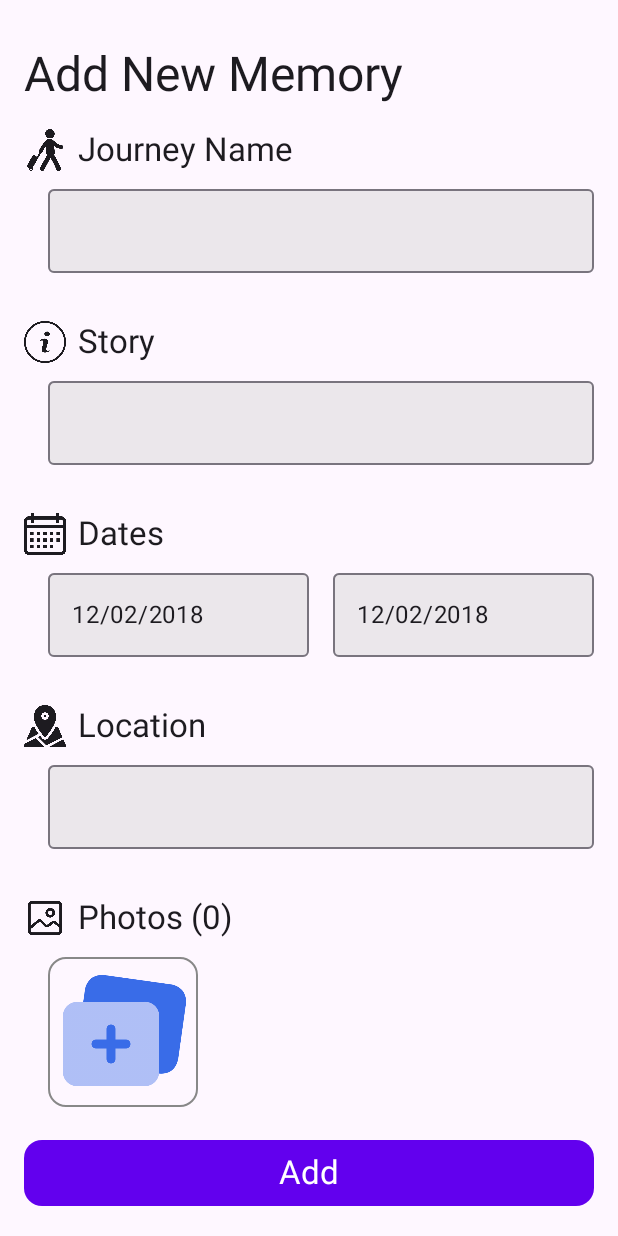
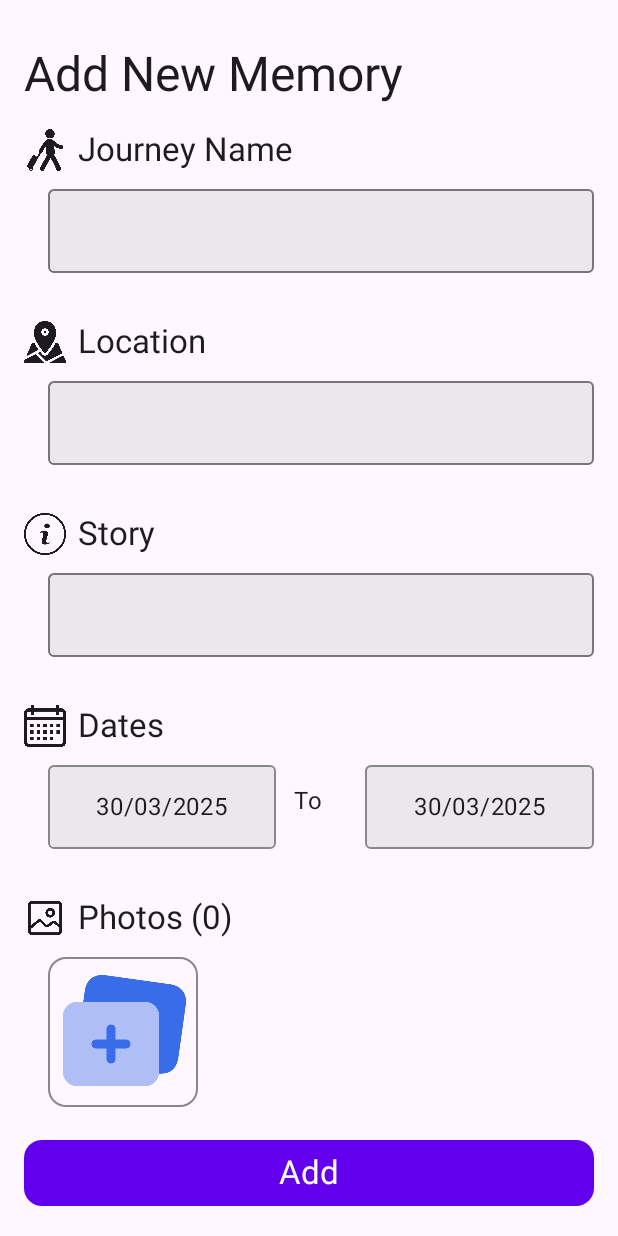
Before and after one commit to nandini224/s3463726, an Android app built with Jetpack Compose: the JournalScreen screen opened through its navigation route, on a phone screen of 412 x 824 dp. Run offline under Robolectric (Android 15) with nearby library versions, the phone set to English and light mode, and no system bars; our stand-ins replace Dagger/Hilt's generated code, Firebase (no records; nobody signed in at launch, a user with empty details on screens opened directly).

Commit message:
Data Picker

```diff
--- a/app/src/main/java/uk/ac/tees/mad/journeysnap/ui/screen/journal/JournalScreen.kt
+++ b/app/src/main/java/uk/ac/tees/mad/journeysnap/ui/screen/journal/JournalScreen.kt
@@ -1,5 +1,7 @@
 package uk.ac.tees.mad.journeysnap.ui.screen.journal
 
+import androidx.compose.foundation.background
+import androidx.compose.foundation.border
 import androidx.compose.foundation.clickable
 import androidx.compose.foundation.layout.Box
 import androidx.compose.foundation.layout.Column
@@ -10,29 +12,48 @@ import androidx.compose.foundation.layout.padding
 import androidx.compose.foundation.lazy.LazyRow
 import androidx.compose.foundation.shape.RoundedCornerShape
 import androidx.compose.material3.ButtonDefaults
+import androidx.compose.material3.DatePicker
+import androidx.compose.material3.DatePickerDialog
+import androidx.compose.material3.ExperimentalMaterial3Api
 import androidx.compose.material3.MaterialTheme
 import androidx.compose.material3.OutlinedTextField
 import androidx.compose.material3.OutlinedTextFieldDefaults
 import androidx.compose.material3.Scaffold
 import androidx.compose.material3.Text
 import androidx.compose.material3.TextButton
+import androidx.compose.material3.rememberDatePickerState
 import androidx.compose.runtime.Composable
+import androidx.compose.runtime.LaunchedEffect
 import androidx.compose.runtime.getValue
 import androidx.compose.runtime.mutableIntStateOf
 import androidx.compose.runtime.mutableStateOf
 import androidx.compose.runtime.remember
 import androidx.compose.runtime.setValue
+import androidx.compose.ui.Alignment
 import androidx.compose.ui.Modifier
 import androidx.compose.ui.graphics.Color
+import androidx.compose.ui.platform.LocalContext
 import androidx.compose.ui.unit.dp
 import uk.ac.tees.mad.journeysnap.R
 import uk.ac.tees.mad.journeysnap.ui.components.HeadingContainer
 import uk.ac.tees.mad.journeysnap.ui.components.ImageContainer
+import java.text.SimpleDateFormat
+import java.util.Date
+import java.util.Locale
 
+@OptIn(ExperimentalMaterial3Api::class)
 @Composable
 fun JournalScreen() {
     var name by remember { mutableStateOf("") }
+    var story by remember { mutableStateOf("") }
+    val currentDate = SimpleDateFormat("dd/MM/yyyy", Locale.getDefault()).format(Date(System.currentTimeMillis()))
+    var startDate by remember { mutableStateOf(currentDate) }
+    var endDate by remember { mutableStateOf(currentDate) }
+    var location by remember { mutableStateOf("") }
     var imageCount by remember { mutableIntStateOf(0) }
+    var showDatePicker by remember { mutableStateOf(false) }
+    var dateState by remember { mutableIntStateOf(0) }
+    val context = LocalContext.current
     Scaffold(
         topBar = {
             Text(
@@ -71,13 +92,30 @@ fun JournalScreen() {
                     )
                 }
                 HeadingContainer(
+                    title = "Location",
+                    icon = R.drawable.map,
+                    modifier = Modifier.padding(top = 32.dp)
+                ) {
+                    OutlinedTextField(
+                        value = location,
+                        onValueChange = { location = it },
+                        colors = OutlinedTextFieldDefaults.colors(
+                            unfocusedContainerColor = Color.LightGray.copy(0.4f)
+                        ),
+                        singleLine = true,
+                        modifier = Modifier
+                            .padding(start = 16.dp)
+                            .fillMaxWidth()
+                    )
+                }
+                HeadingContainer(
                     title = "Story",
                     icon = R.drawable.info_icon,
                     modifier = Modifier.padding(top = 32.dp)
                 ) {
                     OutlinedTextField(
-                        value = name,
-                        onValueChange = { name = it },
+                        value = story,
+                        onValueChange = { story = it },
                         colors = OutlinedTextFieldDefaults.colors(
                             unfocusedContainerColor = Color.LightGray.copy(0.4f)
                         ),
@@ -93,46 +131,36 @@ fun JournalScreen() {
                     modifier = Modifier.padding(top = 32.dp)
                 ) {
                     Row {
-                        OutlinedTextField(
-                            value = "12/02/2018",
-                            onValueChange = { name = it },
-                            colors = OutlinedTextFieldDefaults.colors(
-                                unfocusedContainerColor = Color.LightGray.copy(0.4f)
-                            ),
-                            readOnly = true,
+                        Box(
+                            contentAlignment = Alignment.Center,
                             modifier = Modifier
                                 .padding(start = 16.dp)
+                                .background(shape = RoundedCornerShape(8.dp), color = Color.LightGray.copy(0.4f))
+                                .border(1.dp, Color.Gray, RoundedCornerShape(4.dp))
                                 .weight(1f)
-                        )
-                        OutlinedTextField(
-                            value = "12/02/2018",
-                            onValueChange = { name = it },
-                            colors = OutlinedTextFieldDefaults.colors(
-                                unfocusedContainerColor = Color.LightGray.copy(0.4f)
-                            ),
-                            readOnly = true,
+                                .clickable {
+                                    dateState = 1
+                                    showDatePicker = true
+                                }
+                        ){
+                            Text(startDate,modifier = Modifier.padding(16.dp))
+                        }
+                        Text("To", modifier = Modifier.padding(12.dp))
+                        Box(
+                            contentAlignment = Alignment.Center,
                             modifier = Modifier
                                 .padding(start = 16.dp)
+                                .background(shape = RoundedCornerShape(8.dp), color = Color.LightGray.copy(0.4f))
+                                .border(1.dp, Color.Gray, RoundedCornerShape(4.dp))
                                 .weight(1f)
-                        )
+                                .clickable {
+                                    dateState = 2
+                                    showDatePicker = true
+                                }
+                        ){
+                            Text(endDate, modifier = Modifier.padding(16.dp))
+                        }
                     }
-                }
-                HeadingContainer(
-                    title = "Location",
-                    icon = R.drawable.map,
-                    modifier = Modifier.padding(top = 32.dp)
-                ) {
-                    OutlinedTextField(
-                        value = name,
-                        onValueChange = { name = it },
-                        colors = OutlinedTextFieldDefaults.colors(
-                            unfocusedContainerColor = Color.LightGray.copy(0.4f)
-                        ),
-                        singleLine = true,
-                        modifier = Modifier
-                            .padding(start = 16.dp)
-                            .fillMaxWidth()
-                    )
                 }
                 HeadingContainer(
                     title = "Photos ($imageCount)",
@@ -165,5 +193,39 @@ fun JournalScreen() {
                 }
             }
         }
+        if (showDatePicker){
+            DatePickerDialog(
+                onDismissRequest = {showDatePicker = false},
+                confirmButton = {
+                    TextButton(onClick = { showDatePicker = false }) {
+                        Text("OK")
+                    }
+                },
+                dismissButton = {
+                    TextButton(onClick = { showDatePicker = false }) {
+                        Text("CANCEL")
+                    }
+                }
+            ) {
+                val datePickerState = rememberDatePickerState()
+                DatePicker(
+                    state = datePickerState
+                )
+
+                LaunchedEffect(datePickerState.selectedDateMillis) {
+                    datePickerState.selectedDateMillis?.let { millis->
+                        val selectedDate = SimpleDateFormat("dd/MM/yyyy", Locale.getDefault()).format(
+                            Date(millis)
+                        )
+                        if (dateState==1){
+                            startDate = selectedDate
+                        }
+                        if (dateState==2){
+                            endDate = selectedDate
+                        }
+                    }
+                }
+            }
+        }
     }
 }
```
